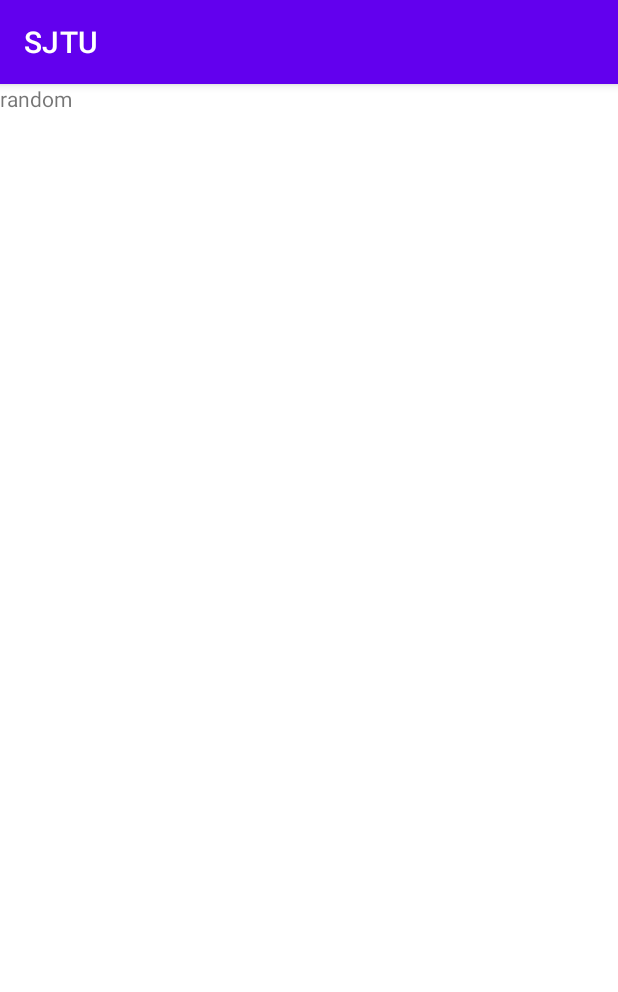
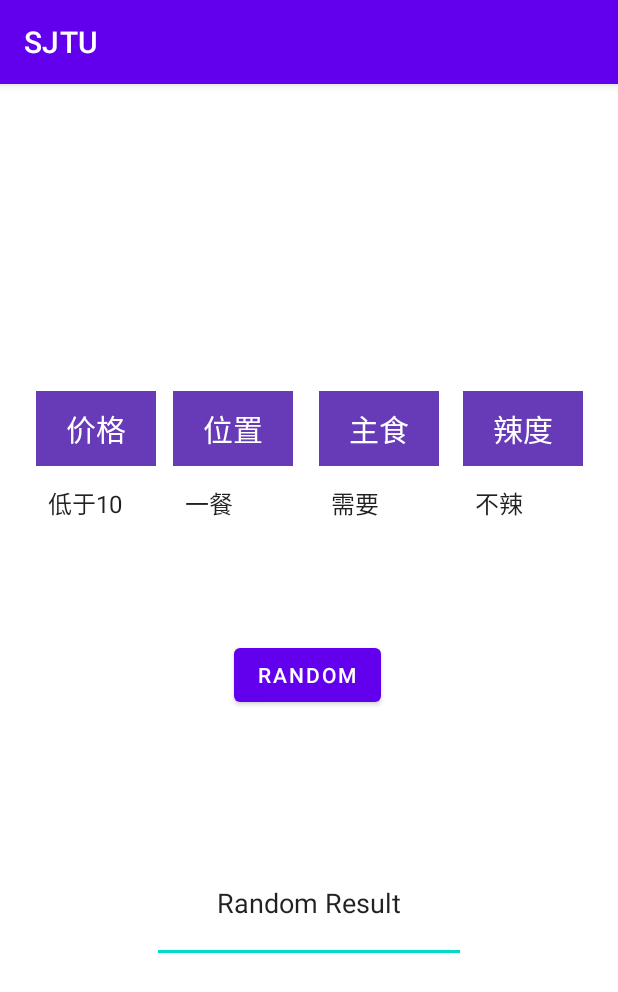
Before and after one commit to RubbishD/SJTU, an Android app: the fragment RandomFragment shown on its own in the app's theme, on a phone screen of 412 x 824 dp. Shown: the top 992 px of the screen. Run offline under Robolectric (Android 15) with nearby library versions, the phone set to English and light mode, and no system bars.

Commit message:
Fragment Random version 1. PS: unfinished

```diff
--- a/app/src/main/res/layout/fragment_random.xml
+++ b/app/src/main/res/layout/fragment_random.xml
@@ -1,14 +1,138 @@
 <?xml version="1.0" encoding="utf-8"?>
-<FrameLayout xmlns:android="http://schemas.android.com/apk/res/android"
+<androidx.constraintlayout.widget.ConstraintLayout xmlns:android="http://schemas.android.com/apk/res/android"
+    xmlns:app="http://schemas.android.com/apk/res-auto"
     xmlns:tools="http://schemas.android.com/tools"
+    android:id="@+id/frameLayout"
     android:layout_width="match_parent"
     android:layout_height="match_parent"
     tools:context=".RandomFragment">
 
-    <!-- TODO: Update blank fragment layout -->
+    <Button
+        android:id="@+id/random"
+        android:layout_width="wrap_content"
+        android:layout_height="wrap_content"
+        android:layout_marginStart="156dp"
+        android:layout_marginBottom="88dp"
+        android:text="Random"
+        app:layout_constraintBottom_toTopOf="@+id/editTextTextPersonName"
+        app:layout_constraintStart_toStartOf="parent" />
+
+    <Spinner
+        android:id="@+id/spinner1"
+        android:layout_width="80dp"
+        android:layout_height="50dp"
+        android:layout_marginStart="24dp"
+        android:layout_marginBottom="201dp"
+        android:background="@color/white"
+        android:entries="@array/priceArray"
+        android:spinnerMode="dropdown"
+        app:layout_constraintBottom_toTopOf="@+id/editTextTextPersonName"
+        app:layout_constraintStart_toStartOf="parent" />
+
+    <Spinner
+        android:id="@+id/spinner2"
+        android:layout_width="80dp"
+        android:layout_height="50dp"
+        android:layout_marginStart="11dp"
+        android:layout_marginBottom="65dp"
+        android:background="@color/white"
+        android:entries="@array/locationArray"
+        android:spinnerMode="dropdown"
+        app:layout_constraintBottom_toTopOf="@+id/random"
+        app:layout_constraintStart_toEndOf="@+id/spinner1" />
+
+    <Spinner
+        android:id="@+id/spinner4"
+        android:layout_width="80dp"
+        android:layout_height="50dp"
+        android:layout_marginStart="17dp"
+        android:layout_marginBottom="65dp"
+        android:background="@color/white"
+        android:entries="@array/foodArray"
+        android:spinnerMode="dropdown"
+        app:layout_constraintBottom_toTopOf="@+id/random"
+        app:layout_constraintStart_toEndOf="@+id/spinner2" />
+
+    <Spinner
+        android:id="@+id/spinner5"
+        android:layout_width="80dp"
+        android:layout_height="50dp"
+        android:layout_marginStart="16dp"
+        android:layout_marginBottom="201dp"
+        android:background="@color/white"
+        android:entries="@array/hotArray"
+        android:spinnerMode="dropdown"
+        app:layout_constraintBottom_toTopOf="@+id/editTextTextPersonName"
+        app:layout_constraintStart_toEndOf="@+id/spinner4" />
+
     <TextView
-        android:layout_width="match_parent"
-        android:layout_height="match_parent"
-        android:text="random" />
+        android:id="@+id/textView"
+        android:layout_width="80dp"
+        android:layout_height="50dp"
+        android:layout_marginStart="24dp"
+        android:autoSizeTextType="none"
+        android:background="#673AB7"
+        android:text="价格"
+        android:textAppearance="@style/TextAppearance.AppCompat.Body1"
+        android:textColor="@color/white"
+        android:textSize="20dp"
+        android:gravity="center"
+        app:layout_constraintBottom_toTopOf="@+id/spinner1"
+        app:layout_constraintStart_toStartOf="parent" />
 
-</FrameLayout>
+    <TextView
+        android:id="@+id/textView4"
+        android:layout_width="80dp"
+        android:layout_height="50dp"
+        android:layout_marginStart="11dp"
+        android:background="#673AB7"
+        android:text="位置"
+        android:textAppearance="@style/TextAppearance.AppCompat.Body1"
+        android:textColor="@color/white"
+        android:textSize="20dp"
+        android:gravity="center"
+        app:layout_constraintBottom_toTopOf="@+id/spinner2"
+        app:layout_constraintStart_toEndOf="@+id/textView" />
+
+    <TextView
+        android:id="@+id/textView5"
+        android:layout_width="80dp"
+        android:layout_height="50dp"
+        android:layout_marginStart="17dp"
+        android:background="#673AB7"
+        android:text="主食"
+        android:textAppearance="@style/TextAppearance.AppCompat.Body1"
+        android:textColor="@color/white"
+        android:textSize="20dp"
+        android:gravity="center"
+        app:layout_constraintBottom_toTopOf="@+id/spinner4"
+        app:layout_constraintStart_toEndOf="@+id/textView4" />
+
+    <TextView
+        android:id="@+id/textView6"
+        android:layout_width="80dp"
+        android:layout_height="50dp"
+        android:layout_marginStart="16dp"
+        android:background="#673AB7"
+        android:text="辣度"
+        android:textAppearance="@style/TextAppearance.AppCompat.Body1"
+        android:textColor="@color/white"
+        android:textSize="20dp"
+        android:gravity="center"
+        app:layout_constraintBottom_toTopOf="@+id/spinner5"
+        app:layout_constraintStart_toEndOf="@+id/textView5" />
+
+    <EditText
+        android:id="@+id/editTextTextPersonName"
+        android:layout_width="209dp"
+        android:layout_height="80dp"
+        android:layout_marginStart="101dp"
+        android:layout_marginBottom="182dp"
+        android:ems="10"
+        android:inputType="textPersonName"
+        android:text="Random Result"
+        android:gravity="center"
+        app:layout_constraintBottom_toBottomOf="parent"
+        app:layout_constraintStart_toStartOf="parent" />
+
+</androidx.constraintlayout.widget.ConstraintLayout>
--- a/app/src/main/res/layout/fragment_start.xml
+++ b/app/src/main/res/layout/fragment_start.xml
@@ -14,8 +14,8 @@ tools:context=".StartFragment">
         android:text="start"
         app:layout_constraintBottom_toBottomOf="parent"
         app:layout_constraintEnd_toEndOf="parent"
-        app:layout_constraintHorizontal_bias="0.5"
+        app:layout_constraintHorizontal_bias="0.498"
         app:layout_constraintStart_toStartOf="parent"
         app:layout_constraintTop_toTopOf="parent"
-        app:layout_constraintVertical_bias="0.5" />
+        app:layout_constraintVertical_bias="0.468" />
 </androidx.constraintlayout.widget.ConstraintLayout>
--- /dev/null
+++ b/app/src/main/res/values/arrays.xml
@@ -0,0 +1,32 @@
+<?xml version="1.0" encoding="utf-8"?>
+<resources>
+    <string-array name="priceArray">
+        <item>低于10</item>
+        <item>10~15</item>
+        <item>15~20</item>
+        <item>20~25</item>
+        <item>25~30</item>
+        <item>多于30</item>
+    </string-array>
+
+    <string-array name="locationArray">
+        <item>一餐</item>
+        <item>二餐</item>
+        <item>三餐</item>
+        <item>四餐</item>
+        <item>五餐</item>
+        <item>六餐</item>
+    </string-array>
+
+    <string-array name="foodArray">
+        <item>需要</item>
+        <item>不需要</item>
+    </string-array>
+
+    <string-array name="hotArray">
+        <item>不辣</item>
+        <item>微辣</item>
+        <item>中辣</item>
+        <item>重辣</item>
+    </string-array>
+</resources>
```
